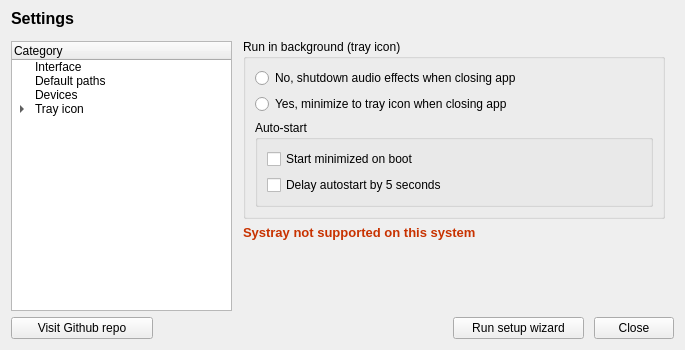
Audio4Linux/JDSP4Linux, file src/interface/fragment/SettingsFragment.ui: the form before one commit.
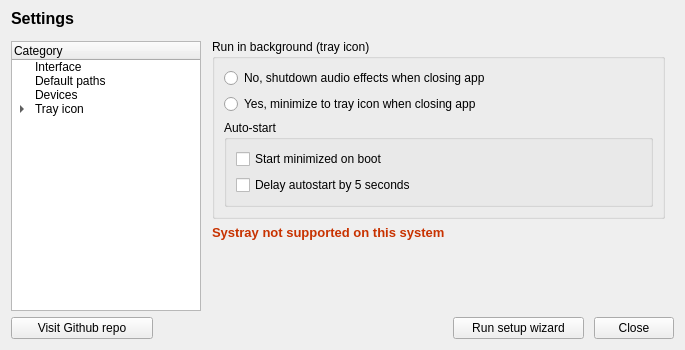
The form after the commit. The open tabs and pages were chosen to show the change. Custom widgets are drawn as their Qt base class.

What changed in the file:
```diff
--- a/src/interface/fragment/SettingsFragment.ui
+++ b/src/interface/fragment/SettingsFragment.ui
@@ -13,13 +13,13 @@
   <property name="minimumSize">
    <size>
     <width>685</width>
-    <height>0</height>
+    <height>350</height>
    </size>
   </property>
   <property name="maximumSize">
    <size>
-    <width>685</width>
-    <height>350</height>
+    <width>16777215</width>
+    <height>16777215</height>
    </size>
   </property>
   <property name="windowTitle">
@@ -50,7 +50,7 @@
     </widget>
    </item>
    <item>
-    <layout class="QHBoxLayout" name="horizontalLayout_7" stretch="4,0">
+    <layout class="QHBoxLayout" name="horizontalLayout_7" stretch="1,4">
      <property name="topMargin">
       <number>0</number>
      </property>
```
Left out of the diff: 2 changed lines with no effect on the pictures.
